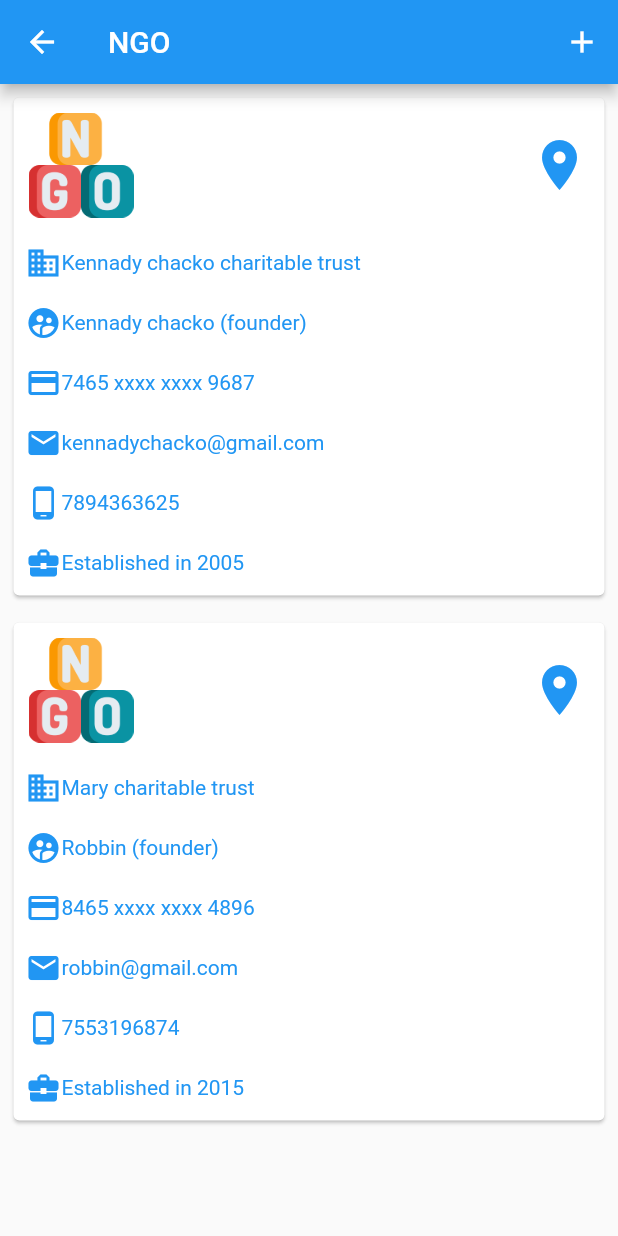
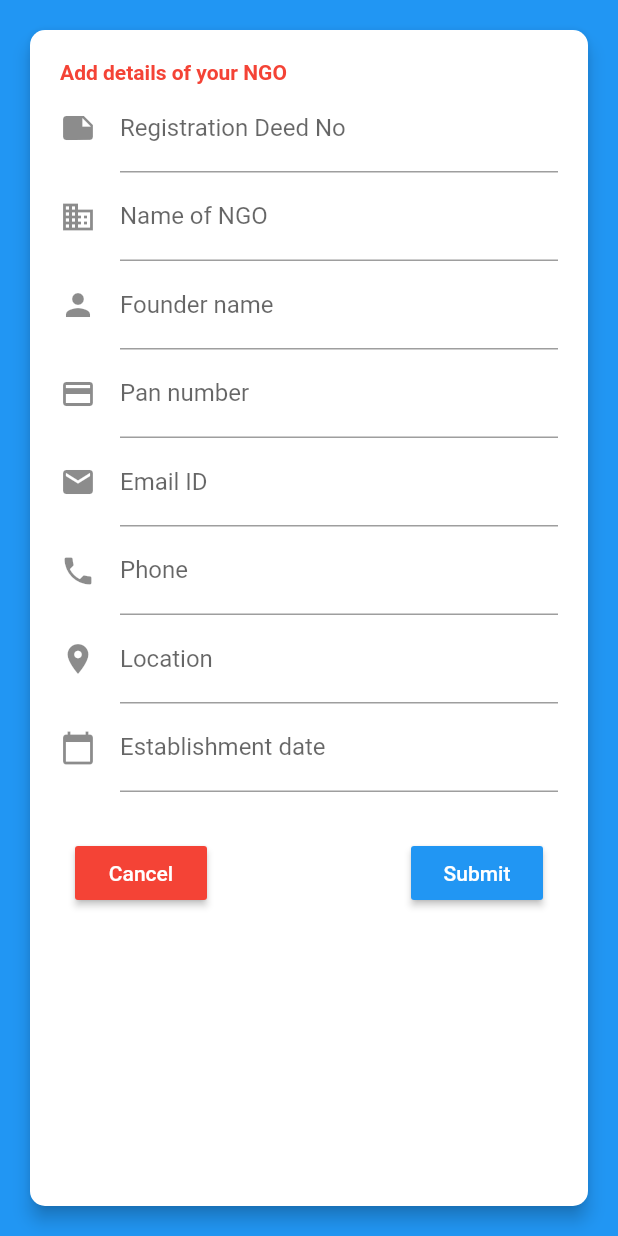
Before and after one commit to kshitijdomadia/socialcoupons, a Flutter app: the NGO screen opened directly, on a phone screen of 412 x 824 dp. Run offline on Flutter 3.47's test engine with Material 2 defaults, Android fonts, the phone set to English and light mode, and no system bars; our stand-ins replace smooth_star_rating, splashscreen; missing offline and left inert: inline_calender, web3dart.

Commit message:
added form page to NGO

```diff
--- a/lib/UserInterface/ngo.dart
+++ b/lib/UserInterface/ngo.dart
@@ -1,271 +1,206 @@
 import 'package:flutter/material.dart';
 
-class NGO extends StatelessWidget {
+class NGO extends StatefulWidget {
+  @override
+  _NGOState createState() => _NGOState();
+}
+
+class _NGOState extends State<NGO> {
+  //global key for the NGO form
+
+  final _formKey = GlobalKey<FormState>();
+
+  //variables for the NGO form
+
+  String registration_deed_no = " ";
+  String name_of_ngo = " ";
+  String founder = " ";
+  String pannumber = " ";
+  String email = " ";
+  String contact = " ";
+  String location = " ";
+  String yearofestablishment = " ";
+
+// function for adding NGO data called from the submit button
+
+  sendData() {
+    print('The data is submitted');
+  }
+
+// function to cancel the data submitted
+
+  cancel() {
+    print('The data is submitted');
+  }
+
   @override
   Widget build(BuildContext context) {
     return Scaffold(
-      appBar: AppBar(
-        title: Text("NGO"),
-        actions: [
-          IconButton(
-            icon: Icon(
-              Icons.add,
-              color: Colors.white,
+      backgroundColor: Colors.blue,
+      body: Form(
+        key: _formKey,
+        child: Container(
+          padding: EdgeInsets.all(10),
+          child: Card(
+            semanticContainer: true,
+            clipBehavior: Clip.antiAliasWithSaveLayer,
+            shape: RoundedRectangleBorder(
+              borderRadius: BorderRadius.circular(10.0),
             ),
-            onPressed: null,
-            color: Colors.white,
-          )
-        ],
+            elevation: 5,
+            margin: EdgeInsets.all(10),
+            child: Container(
+              margin: EdgeInsets.all(20),
+              child: ListView(
+                children: <Widget>[
+                  Container(
+                    child: Text(
+                      'Add details of your NGO',
+                      style: TextStyle(
+                          fontWeight: FontWeight.bold, color: Colors.red),
                     ),
-      body: ListView(
-        children: [
-          Container(
-              height: 350,
-              padding: EdgeInsets.all(5),
-              width: MediaQuery.of(context).size.width,
-              child: Card(
-                child: Column(
-                  mainAxisAlignment: MainAxisAlignment.start,
-                  crossAxisAlignment: CrossAxisAlignment.start,
-                  children: [
-                    Row(
+                  ),
+                  TextFormField(
+                    decoration: InputDecoration(
+                      icon: const Icon(Icons.note),
+                      hintText: 'Enter registration deed number',
+                      labelText: 'Registration Deed No',
+                    ),
+                    validator: (val) => val.isEmpty
+                        ? 'Please enter registration deed number '
+                        : null,
+                    onChanged: (val) {
+                      setState(() => registration_deed_no = (val));
+                    },
+                  ),
+                  TextFormField(
+                    decoration: InputDecoration(
+                      icon: const Icon(Icons.business),
+                      hintText: 'Enter the name of NGO',
+                      labelText: 'Name of NGO',
+                    ),
+                    validator: (val) =>
+                        val.isEmpty ? 'Enter the name of NGO' : null,
+                    onChanged: (val) {
+                      setState(() => name_of_ngo = (val));
+                    },
+                  ),
+                  TextFormField(
+                    decoration: InputDecoration(
+                      icon: const Icon(Icons.person),
+                      hintText: 'Enter founder name',
+                      labelText: 'Founder name',
+                    ),
+                    validator: (val) =>
+                        val.isEmpty ? 'Please enter founder name' : null,
+                    onChanged: (val) {
+                      setState(() => founder = (val));
+                    },
+                  ),
+                  TextFormField(
+                    decoration: InputDecoration(
+                      icon: const Icon(Icons.payment),
+                      hintText: 'Enter your pan number',
+                      labelText: 'Pan number',
+                    ),
+                    validator: (val) =>
+                        val.isEmpty ? 'Please enter your pan number' : null,
+                    onChanged: (val) {
+                      setState(() => pannumber = (val));
+                    },
+                  ),
+                  TextFormField(
+                    decoration: InputDecoration(
+                      icon: const Icon(Icons.email),
+                      hintText: 'Enter your email id',
+                      labelText: 'Email ID',
+                    ),
+                    validator: (val) =>
+                        val.isEmpty ? 'Enter your email id' : null,
+                    onChanged: (val) {
+                      setState(() => email = (val));
+                    },
+                  ),
+                  TextFormField(
+                    decoration: const InputDecoration(
+                      icon: const Icon(Icons.phone),
+                      hintText: 'Enter your phone number',
+                      labelText: 'Phone',
+                    ),
+                    keyboardType: TextInputType.phone,
+                    validator: (val) =>
+                        val.isEmpty ? 'Enter your phone number' : null,
+                    onChanged: (val) {
+                      setState(() => contact = (val));
+                    },
+                  ),
+                  TextFormField(
+                    decoration: const InputDecoration(
+                      icon: const Icon(Icons.location_on),
+                      hintText: 'Enter your location',
+                      labelText: 'Location',
+                    ),
+                    keyboardType: TextInputType.datetime,
+                    validator: (val) =>
+                        val.isEmpty ? 'please enter your location' : null,
+                    onChanged: (val) {
+                      setState(() => location = (val));
+                    },
+                  ),
+                  TextFormField(
+                    decoration: const InputDecoration(
+                      icon: const Icon(Icons.calendar_today),
+                      hintText: 'Enter your year of establishment',
+                      labelText: 'Establishment date',
+                    ),
+                    keyboardType: TextInputType.datetime,
+                    validator: (val) => val.isEmpty
+                        ? 'please enter your year of establishment'
+                        : null,
+                    onChanged: (val) {
+                      setState(() => yearofestablishment = (val));
+                    },
+                  ),
+                  SizedBox(
+                    height: 20,
+                  ),
+                  Padding(
+                    padding: const EdgeInsets.all(10.0),
+                    child: Row(
                       mainAxisAlignment: MainAxisAlignment.spaceBetween,
-                      children: [
-                        Container(
-                          padding: EdgeInsets.all(5),
-                          margin: EdgeInsets.all(5),
-                          height: 80,
-                          child: Image.asset("assets/images/ngo.png"),
+                      children: <Widget>[
+                        new Container(
+                          child: new RaisedButton(
+                            color: Colors.red,
+                            child: const Text(
+                              'Cancel',
+                              style: TextStyle(color: Colors.white),
                             ),
-                        Container(
-                          padding: EdgeInsets.all(5),
-                          margin: EdgeInsets.all(5),
-                          height: 80,
-                          child: Icon(
-                            Icons.location_on,
-                            size: 40,
+                            onPressed: () {
+                              //code to call the function to cancel
+                            },
+                          ),
+                        ),
+                        new Container(
+                          child: new RaisedButton(
                             color: Colors.blue,
+                            child: const Text(
+                              'Submit',
+                              style: TextStyle(color: Colors.white),
+                            ),
+                            onPressed: () {
+                              //code to call the function to submit data
+                            },
                           ),
                         ),
                       ],
                     ),
-                    Padding(
-                      padding: const EdgeInsets.all(8.0),
-                      child: Row(
-                        children: [
-                          Icon(
-                            Icons.business,
-                            color: Colors.blue,
                   ),
-                          Text(
-                            "Kennady chacko charitable trust",
-                            style: TextStyle(color: Colors.blue),
-                          )
                 ],
               ),
             ),
-                    Padding(
-                      padding: const EdgeInsets.all(8.0),
-                      child: Row(
-                        children: [
-                          Icon(
-                            Icons.supervised_user_circle,
-                            color: Colors.blue,
-                          ),
-                          Text(
-                            "Kennady chacko (founder)",
-                            style: TextStyle(color: Colors.blue),
-                          )
-                        ],
           ),
         ),
-                    Padding(
-                      padding: const EdgeInsets.all(8.0),
-                      child: Row(
-                        children: [
-                          Icon(
-                            Icons.payment,
-                            color: Colors.blue,
-                          ),
-                          Text(
-                            "7465 xxxx xxxx 9687",
-                            style: TextStyle(color: Colors.blue),
-                          )
-                        ],
-                      ),
-                    ),
-                    Padding(
-                      padding: const EdgeInsets.all(8.0),
-                      child: Row(
-                        children: [
-                          Icon(
-                            Icons.mail,
-                            color: Colors.blue,
-                          ),
-                          Text(
-                            "kennadychacko@gmail.com",
-                            style: TextStyle(color: Colors.blue),
-                          )
-                        ],
-                      ),
-                    ),
-                    Padding(
-                      padding: const EdgeInsets.all(8.0),
-                      child: Row(
-                        children: [
-                          Icon(
-                            Icons.phone_android,
-                            color: Colors.blue,
-                          ),
-                          Text(
-                            "7894363625",
-                            style: TextStyle(color: Colors.blue),
-                          )
-                        ],
-                      ),
-                    ),
-                    Padding(
-                      padding: const EdgeInsets.all(8.0),
-                      child: Row(
-                        children: [
-                          Icon(
-                            Icons.business_center,
-                            color: Colors.blue,
-                          ),
-                          Text(
-                            "Established in 2005",
-                            style: TextStyle(color: Colors.blue),
-                          )
-                        ],
-                      ),
-                    )
-                  ],
-                ),
-              )),
-          Container(
-              height: 350,
-              padding: EdgeInsets.all(5),
-              width: MediaQuery.of(context).size.width,
-              child: Card(
-                child: Column(
-                  mainAxisAlignment: MainAxisAlignment.start,
-                  crossAxisAlignment: CrossAxisAlignment.start,
-                  children: [
-                    Row(
-                      mainAxisAlignment: MainAxisAlignment.spaceBetween,
-                      children: [
-                        Container(
-                          padding: EdgeInsets.all(5),
-                          margin: EdgeInsets.all(5),
-                          height: 80,
-                          child: Image.asset("assets/images/ngo.png"),
-                        ),
-                        Container(
-                          padding: EdgeInsets.all(5),
-                          margin: EdgeInsets.all(5),
-                          height: 80,
-                          child: Icon(
-                            Icons.location_on,
-                            size: 40,
-                            color: Colors.blue,
-                          ),
-                        ),
-                      ],
-                    ),
-                    Padding(
-                      padding: const EdgeInsets.all(8.0),
-                      child: Row(
-                        children: [
-                          Icon(
-                            Icons.business,
-                            color: Colors.blue,
-                          ),
-                          Text(
-                            "Mary charitable trust",
-                            style: TextStyle(color: Colors.blue),
-                          )
-                        ],
-                      ),
-                    ),
-                    Padding(
-                      padding: const EdgeInsets.all(8.0),
-                      child: Row(
-                        children: [
-                          Icon(
-                            Icons.supervised_user_circle,
-                            color: Colors.blue,
-                          ),
-                          Text(
-                            "Robbin (founder)",
-                            style: TextStyle(color: Colors.blue),
-                          )
-                        ],
-                      ),
-                    ),
-                    Padding(
-                      padding: const EdgeInsets.all(8.0),
-                      child: Row(
-                        children: [
-                          Icon(
-                            Icons.payment,
-                            color: Colors.blue,
-                          ),
-                          Text(
-                            "8465 xxxx xxxx 4896",
-                            style: TextStyle(color: Colors.blue),
-                          )
-                        ],
-                      ),
-                    ),
-                    Padding(
-                      padding: const EdgeInsets.all(8.0),
-                      child: Row(
-                        children: [
-                          Icon(
-                            Icons.mail,
-                            color: Colors.blue,
-                          ),
-                          Text(
-                            "robbin@gmail.com",
-                            style: TextStyle(color: Colors.blue),
-                          )
-                        ],
-                      ),
-                    ),
-                    Padding(
-                      padding: const EdgeInsets.all(8.0),
-                      child: Row(
-                        children: [
-                          Icon(
-                            Icons.phone_android,
-                            color: Colors.blue,
-                          ),
-                          Text(
-                            "7553196874",
-                            style: TextStyle(color: Colors.blue),
-                          )
-                        ],
-                      ),
-                    ),
-                    Padding(
-                      padding: const EdgeInsets.all(8.0),
-                      child: Row(
-                        children: [
-                          Icon(
-                            Icons.business_center,
-                            color: Colors.blue,
-                          ),
-                          Text(
-                            "Established in 2015",
-                            style: TextStyle(color: Colors.blue),
-                          )
-                        ],
-                      ),
-                    )
-                  ],
-                ),
-              )),
-        ],
       ),
     );
   }
```
Also changed, not shown: 3 other files. Lines whose indentation alone changed are shown as unchanged.
